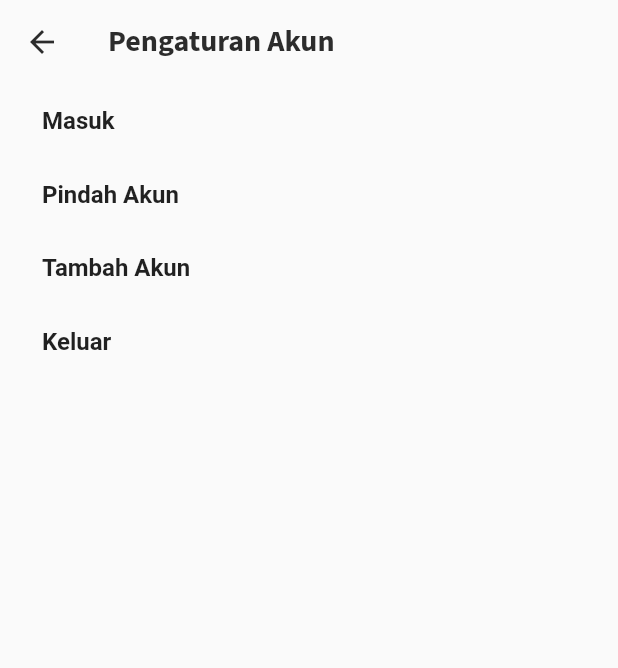
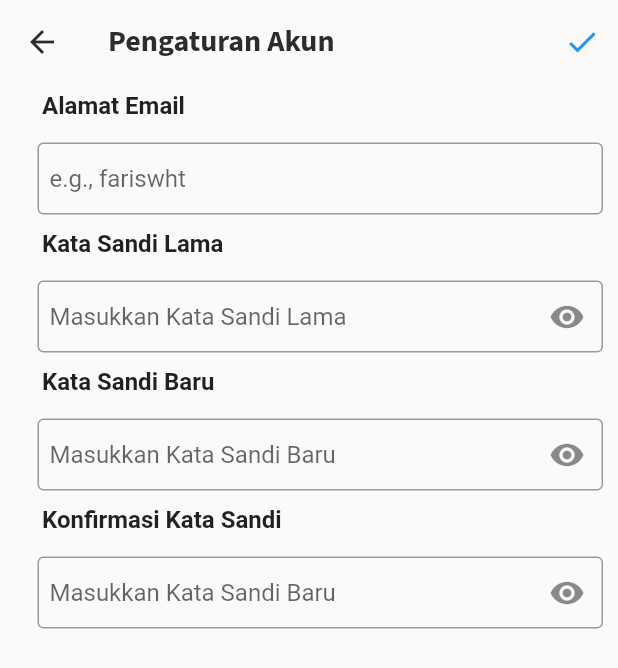
Before and after one commit to Capstone-Project-Kelompok-15/Capstone-Mobile, a Flutter app: the screen it shows after launch, after a tap on "Pengaturan Akun", on a phone screen of 412 x 824 dp. Shown: the top 668 px of the screen. Run offline on Flutter 3.47's test engine with Material 2 defaults, Android fonts, the phone set to English and light mode, and no system bars; our stand-ins replace faker, file_picker, google_fonts, open_file, readmore; missing offline and left inert: flutter_dialogs.

Commit message:
benerin setting
ada penambahan pubspec.yaml

```diff
--- a/lib/screen/settings/pengaturan_akun_screen.dart
+++ b/lib/screen/settings/pengaturan_akun_screen.dart
@@ -16,7 +16,7 @@ class _PengaturanAkunScreenState extends State<PengaturanAkunScreen> {
   @override
   Widget build(BuildContext context) {
     final myAppBar = AppBar(
-      iconTheme: IconThemeData(color: typography500),
+iconTheme: IconThemeData(color: typography500),
       leading: IconButton(
           icon: const Icon(Icons.arrow_back),
           onPressed: () {
@@ -31,10 +31,18 @@ class _PengaturanAkunScreenState extends State<PengaturanAkunScreen> {
           color: typography500,
         ),
       ),
+      actions: [
+        IconButton(
+          icon: const Icon(Icons.done),
+          color: Colors.blue,
+          onPressed: () {
+            // do something when the button is pressed
+          },
+        ),
+      ],
       backgroundColor: Colors.transparent,
       elevation: 0,
     );
-
     return Scaffold(
       appBar: myAppBar,
       body: const SingleChildScrollView(
@@ -42,9 +50,9 @@ class _PengaturanAkunScreenState extends State<PengaturanAkunScreen> {
           crossAxisAlignment: CrossAxisAlignment.start,
           children: [
             Padding(
-              padding: EdgeInsets.fromLTRB(28, 15, 15, 15),
+              padding: EdgeInsets.fromLTRB(28, 5, 10, 5),
               child: Text(
-                "Masuk",
+                "Alamat Email",
                 style: TextStyle(
                   fontSize: 16,
                   fontWeight: FontWeight.bold,
@@ -52,9 +60,24 @@ class _PengaturanAkunScreenState extends State<PengaturanAkunScreen> {
               ),
             ),
             Padding(
-              padding: EdgeInsets.fromLTRB(28, 15, 15, 15),
+              padding: EdgeInsets.fromLTRB(25, 10, 10, 5),
+              child: TextField(
+                decoration: InputDecoration(
+                  contentPadding: EdgeInsets.all(8),
+                  border: OutlineInputBorder(
+                    borderSide: BorderSide(
+                      color: Color.fromRGBO(191, 191, 191, 0.5),
+                      width: 1.5,
+                    ),
+                  ),
+                  hintText: 'e.g., fariswht',
+                ),
+              ),
+            ),
+            Padding(
+              padding: EdgeInsets.fromLTRB(28, 5, 10, 5),
               child: Text(
-                "Pindah Akun",
+                "Kata Sandi Lama",
                 style: TextStyle(
                   fontSize: 16,
                   fontWeight: FontWeight.bold,
@@ -62,9 +85,27 @@ class _PengaturanAkunScreenState extends State<PengaturanAkunScreen> {
               ),
             ),
             Padding(
-              padding: EdgeInsets.fromLTRB(28, 15, 15, 15),
+              padding: EdgeInsets.fromLTRB(25, 10, 10, 5),
+              child: TextField(
+                decoration: InputDecoration(
+                  contentPadding: EdgeInsets.all(8),
+                  border: OutlineInputBorder(
+                    borderSide: BorderSide(
+                      color: Color.fromRGBO(191, 191, 191, 0.5),
+                      width: 1.5,
+                    ),
+                  ),
+                  hintText: 'Masukkan Kata Sandi Lama',
+                  suffixIcon: Icon(
+                    Icons.visibility,
+                  ),
+                ),
+              ),
+            ),
+            Padding(
+              padding: EdgeInsets.fromLTRB(28, 5, 10, 5),
               child: Text(
-                "Tambah Akun",
+                "Kata Sandi Baru",
                 style: TextStyle(
                   fontSize: 16,
                   fontWeight: FontWeight.bold,
@@ -72,12 +113,48 @@ class _PengaturanAkunScreenState extends State<PengaturanAkunScreen> {
               ),
             ),
             Padding(
-              padding: EdgeInsets.fromLTRB(28, 15, 15, 15),
+              padding: EdgeInsets.fromLTRB(25, 10, 10, 5),
+              child: TextField(
+                decoration: InputDecoration(
+                  contentPadding: EdgeInsets.all(8),
+                  border: OutlineInputBorder(
+                    borderSide: BorderSide(
+                      color: Color.fromRGBO(191, 191, 191, 0.5),
+                      width: 1.5,
+                    ),
+                  ),
+                  hintText: 'Masukkan Kata Sandi Baru',
+                  suffixIcon: Icon(
+                    Icons.visibility,
+                  ),
+                ),
+              ),
+            ),
+            Padding(
+              padding: EdgeInsets.fromLTRB(28, 5, 10, 5),
               child: Text(
-                "Keluar",
+                "Konfirmasi Kata Sandi",
                 style: TextStyle(
                   fontSize: 16,
                   fontWeight: FontWeight.bold,
+                ),
+              ),
+            ),
+            Padding(
+              padding: EdgeInsets.fromLTRB(25, 10, 10, 5),
+              child: TextField(
+                decoration: InputDecoration(
+                  contentPadding: EdgeInsets.all(8),
+                  border: OutlineInputBorder(
+                    borderSide: BorderSide(
+                      color: Color.fromRGBO(191, 191, 191, 0.5),
+                      width: 1.5,
+                    ),
+                  ),
+                  hintText: 'Masukkan Kata Sandi Baru',
+                  suffixIcon: Icon(
+                    Icons.visibility,
+                  ),
                 ),
               ),
             ),
--- a/lib/screen/settings/setting_screen.dart
+++ b/lib/screen/settings/setting_screen.dart
@@ -2,6 +2,7 @@ import 'package:capstone_mobile/screen/settings/pengaturan_akun_screen.dart';
 import 'package:capstone_mobile/style/color_style.dart';
 // import 'package:flutter/cupertino.dart';
 import 'package:flutter/material.dart';
+import 'package:flutter_dialogs/flutter_dialogs.dart';
 import 'package:google_fonts/google_fonts.dart';
 
 class SettingScreen extends StatefulWidget {
@@ -115,9 +116,33 @@ class _SettingScreenState extends State<SettingScreen> {
                 ),
               ),
             ),
-            const Padding(
-              padding: EdgeInsets.fromLTRB(28, 15, 15, 15),
-              child: Text(
+            Padding(
+              padding: const EdgeInsets.fromLTRB(28, 15, 15, 15),
+              child: GestureDetector(
+                onTap: () {
+                  showPlatformDialog(
+                    context: context,
+                    builder: (context) => BasicDialogAlert(
+                      title: const Text("Apakah anda yakin?"),
+                      content: const Text("Apakah anda yakin ingin keluar dari  aplikasi Squad Space."),
+                      actions: <Widget>[
+                        BasicDialogAction(
+                          title: const Text("Ya"),
+                          onPressed: () {
+                            Navigator.pop(context);
+                          },
+                        ),
+                        BasicDialogAction(
+                          title: const Text("Batal"),
+                          onPressed: () {
+                            Navigator.pop(context);
+                          },
+                        ),
+                      ],
+                    ),
+                  );
+                },
+                child: const Text(
                   "Keluar",
                   style: TextStyle(
                     fontFamily: 'Source Sans Pro',
@@ -129,6 +154,7 @@ class _SettingScreenState extends State<SettingScreen> {
                   ),
                 ),
               ),
+            ),
           ],
         ),
       ),
--- a/pubspec.yaml
+++ b/pubspec.yaml
@@ -36,6 +36,7 @@ dependencies:
   file_picker: ^5.3.0
   open_file: ^3.3.1
   foundation_flutter: ^0.2.0
+  flutter_dialogs: ^3.0.0
   # The following adds the Cupertino Icons font to your application.
   # Use with the CupertinoIcons class for iOS style icons.
   cupertino_icons: ^1.0.2
```
Also changed, not shown: pubspec.lock. Lines whose indentation alone changed are shown as unchanged.
